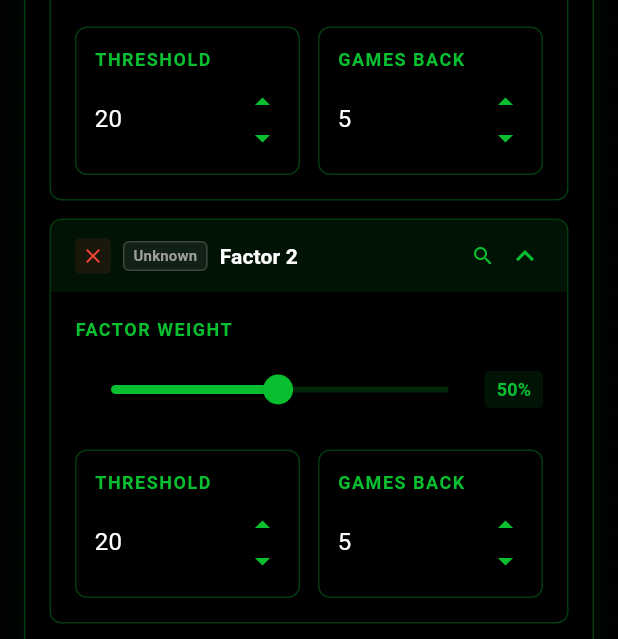
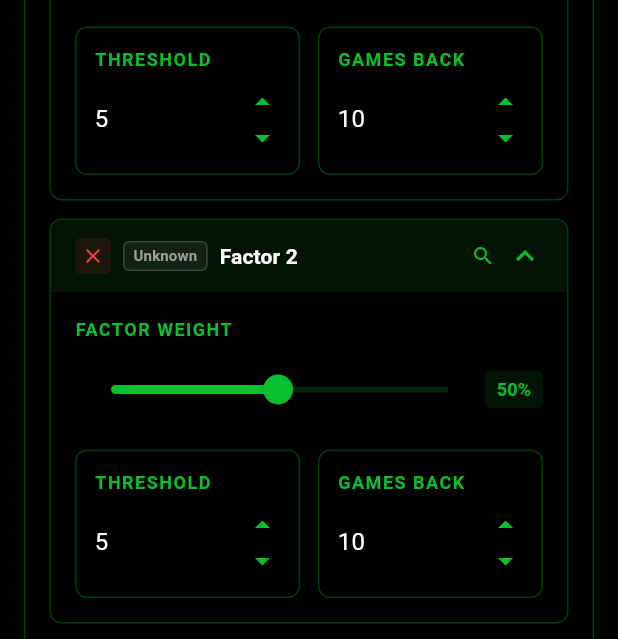
Before and after one commit to jwgillispie/sysan, a Flutter app: the _SystemCreationView screen opened directly, scrolled down 268 dp, on a phone screen of 412 x 824 dp. Shown: the part 332-971 px from the top of the screen. Run offline on Flutter 3.47's test engine with Material 3 defaults, Android fonts, the phone set to English and light mode, and no system bars; our stand-ins replace bloc, cloud_firestore, equatable, firebase_core, fl_chart, flutter_bloc and 5 more; accounts and stored records are empty; network calls fail.

Commit message:
updating factor threshold with unit mapping

```diff
--- a/upsilon_sa/lib/features/systems_creation/bloc/system_creation_bloc.dart
+++ b/upsilon_sa/lib/features/systems_creation/bloc/system_creation_bloc.dart
@@ -105,7 +105,10 @@ class SystemsCreationBloc
   final factors = List<Factor>.from(state.factors);
   final index = factors.indexWhere((factor) => factor.id == event.factorId);
   if (index != -1) {
-      factors[index] = factors[index].copyWith(name: event.name);
+    factors[index] = factors[index].copyWith(
+      name: event.name,
+      unit: event.unit, // Update unit
+    );
     emit(state.copyWith(factors: factors));
   }
 }
--- a/upsilon_sa/lib/features/systems_creation/bloc/system_creation_event.dart
+++ b/upsilon_sa/lib/features/systems_creation/bloc/system_creation_event.dart
@@ -93,13 +93,13 @@ class UpdateFactorGamesBack extends SystemsCreationEvent {
 class UpdateFactorName extends SystemsCreationEvent {
   final int factorId;
   final String name;
+  final String unit; // Add unit
 
-  const UpdateFactorName(this.factorId, this.name);
+  const UpdateFactorName(this.factorId, this.name, this.unit);
 
   @override
-  List<Object?> get props => [factorId, name];
+  List<Object?> get props => [factorId, name, unit];
 }
-
 class CreateSystem extends SystemsCreationEvent {
   const CreateSystem();
 }
--- a/upsilon_sa/lib/features/systems_creation/models/factor_model.dart
+++ b/upsilon_sa/lib/features/systems_creation/models/factor_model.dart
@@ -1,34 +1,42 @@
 // lib/features/systems_creation/models/factor_model.dart
-
 class Factor {
   final int id;
-  String name;
-  double weight;
-  bool expanded;
-  int threshold;
-  int gamesBack;
+  final String name;
+  final String category;
+  final String unit; // Add this field
+  final bool expanded;
+  final double weight;
+  final int threshold;
+  final int gamesBack;
 
-  Factor({
+  const Factor({
     required this.id,
     required this.name,
+    this.category = 'Uncategorized',
+    this.unit = '', // Default empty unit
+    this.expanded = false,
     this.weight = 50.0,
-    this.expanded = false,
-    this.threshold = 20,
-    this.gamesBack = 5,
+    this.threshold = 5,
+    this.gamesBack = 10,
   });
 
   Factor copyWith({
+    int? id,
     String? name,
+    String? category,
+    String? unit,
+    bool? expanded,
     double? weight,
-    bool? expanded,
     int? threshold,
     int? gamesBack,
   }) {
     return Factor(
-      id: this.id,
+      id: id ?? this.id,
       name: name ?? this.name,
+      category: category ?? this.category,
+      unit: unit ?? this.unit,
+      expanded: expanded ?? this.expanded,
       weight: weight ?? this.weight,
-      expanded: expanded ?? this.expanded,
       threshold: threshold ?? this.threshold,
       gamesBack: gamesBack ?? this.gamesBack,
     );
--- a/upsilon_sa/lib/features/systems_creation/ui/systems_creation_page.dart
+++ b/upsilon_sa/lib/features/systems_creation/ui/systems_creation_page.dart
@@ -36,26 +36,81 @@ class _SystemCreationViewState extends State<_SystemCreationView>
 
   // Sample predefined factors - in a real app, this would come from a repository
   static final List<Map<String, dynamic>> availableFactors = [
-    {'id': 1, 'name': 'Points Per Game', 'category': 'Offense'},
-    {'id': 2, 'name': 'Field Goal %', 'category': 'Offense'},
-    {'id': 3, 'name': 'Three Point %', 'category': 'Offense'},
-    {'id': 4, 'name': 'Free Throw %', 'category': 'Offense'},
-    {'id': 5, 'name': 'Rebounds Per Game', 'category': 'Defense'},
-    {'id': 6, 'name': 'Assists Per Game', 'category': 'Offense'},
-    {'id': 7, 'name': 'Steals Per Game', 'category': 'Defense'},
-    {'id': 8, 'name': 'Blocks Per Game', 'category': 'Defense'},
-    {'id': 9, 'name': 'Turnovers Per Game', 'category': 'Offense'},
-    {'id': 10, 'name': 'Player Efficiency Rating', 'category': 'Advanced'},
-    {'id': 11, 'name': 'True Shooting %', 'category': 'Advanced'},
-    {'id': 12, 'name': 'Win Shares', 'category': 'Advanced'},
-    {'id': 13, 'name': 'Box Plus/Minus', 'category': 'Advanced'},
-    {'id': 14, 'name': 'Value Over Replacement', 'category': 'Advanced'},
-    {'id': 15, 'name': 'Team Pace', 'category': 'Team'},
-    {'id': 16, 'name': 'Team Offensive Rating', 'category': 'Team'},
-    {'id': 17, 'name': 'Team Defensive Rating', 'category': 'Team'},
-    {'id': 18, 'name': 'Net Rating', 'category': 'Team'},
-    {'id': 19, 'name': 'Home Court Advantage', 'category': 'Context'},
-    {'id': 20, 'name': 'Days of Rest', 'category': 'Context'},
+    {
+      'id': 1,
+      'name': 'Points Per Game',
+      'category': 'Offense',
+      'unit': 'points'
+    },
+    {'id': 2, 'name': 'Field Goal %', 'category': 'Offense', 'unit': '%'},
+    {'id': 3, 'name': 'Three Point %', 'category': 'Offense', 'unit': '%'},
+    {'id': 4, 'name': 'Free Throw %', 'category': 'Offense', 'unit': '%'},
+    {
+      'id': 5,
+      'name': 'Rebounds Per Game',
+      'category': 'Defense',
+      'unit': 'rebounds'
+    },
+    {
+      'id': 6,
+      'name': 'Assists Per Game',
+      'category': 'Offense',
+      'unit': 'assists'
+    },
+    {
+      'id': 7,
+      'name': 'Steals Per Game',
+      'category': 'Defense',
+      'unit': 'steals'
+    },
+    {
+      'id': 8,
+      'name': 'Blocks Per Game',
+      'category': 'Defense',
+      'unit': 'blocks'
+    },
+    {
+      'id': 9,
+      'name': 'Turnovers Per Game',
+      'category': 'Offense',
+      'unit': 'turnovers'
+    },
+    {
+      'id': 10,
+      'name': 'Player Efficiency Rating',
+      'category': 'Advanced',
+      'unit': 'rating'
+    },
+    {'id': 11, 'name': 'True Shooting %', 'category': 'Advanced', 'unit': '%'},
+    {'id': 12, 'name': 'Win Shares', 'category': 'Advanced', 'unit': 'WS'},
+    {'id': 13, 'name': 'Box Plus/Minus', 'category': 'Advanced', 'unit': 'BPM'},
+    {
+      'id': 14,
+      'name': 'Value Over Replacement',
+      'category': 'Advanced',
+      'unit': 'VORP'
+    },
+    {'id': 15, 'name': 'Team Pace', 'category': 'Team', 'unit': 'possessions'},
+    {
+      'id': 16,
+      'name': 'Team Offensive Rating',
+      'category': 'Team',
+      'unit': 'ORTG'
+    },
+    {
+      'id': 17,
+      'name': 'Team Defensive Rating',
+      'category': 'Team',
+      'unit': 'DRTG'
+    },
+    {'id': 18, 'name': 'Net Rating', 'category': 'Team', 'unit': 'NetRTG'},
+    {
+      'id': 19,
+      'name': 'Home Court Advantage',
+      'category': 'Context',
+      'unit': 'points'
+    },
+    {'id': 20, 'name': 'Days of Rest', 'category': 'Context', 'unit': 'days'},
   ];
 
   late AnimationController _animationController;
@@ -433,15 +488,16 @@ class _SystemCreationViewState extends State<_SystemCreationView>
       ),
     );
   }
-
 Widget _buildFactorCard(BuildContext context, Factor factor) {
   final primaryColor = Theme.of(context).colorScheme.primary;
 
-    // Find the category for the current factor
+  // Find the category and unit for the current factor
   String currentCategory = 'Unknown';
+  String currentUnit = '';
   for (var f in availableFactors) {
     if (f['name'] == factor.name) {
       currentCategory = f['category'];
+      currentUnit = f['unit'] ?? '';
       break;
     }
   }
@@ -464,7 +520,7 @@ class _SystemCreationViewState extends State<_SystemCreationView>
           padding: const EdgeInsets.symmetric(horizontal: 16, vertical: 12),
           decoration: BoxDecoration(
             color: primaryColor.withOpacity(0.1),
-              borderRadius: BorderRadius.only(
+            borderRadius: const BorderRadius.only(
               topLeft: Radius.circular(8),
               topRight: Radius.circular(8),
             ),
@@ -506,8 +562,7 @@ class _SystemCreationViewState extends State<_SystemCreationView>
                           children: [
                             // Category indicator
                             Container(
-                                padding: const EdgeInsets.symmetric(
-                                    horizontal: 6, vertical: 2),
+                              padding: const EdgeInsets.symmetric(horizontal: 6, vertical: 2),
                               margin: const EdgeInsets.only(right: 8),
                               decoration: BoxDecoration(
                                 color: categoryColor.withOpacity(0.1),
@@ -563,9 +618,7 @@ class _SystemCreationViewState extends State<_SystemCreationView>
                       .add(ToggleFactorExpansion(factor.id));
                 },
                 child: Icon(
-                    factor.expanded
-                        ? Icons.keyboard_arrow_up
-                        : Icons.keyboard_arrow_down,
+                  factor.expanded ? Icons.keyboard_arrow_up : Icons.keyboard_arrow_down,
                   color: primaryColor,
                 ),
               ),
@@ -614,8 +667,7 @@ class _SystemCreationViewState extends State<_SystemCreationView>
                       ),
                     ),
                     Container(
-                        padding: const EdgeInsets.symmetric(
-                            horizontal: 8, vertical: 4),
+                      padding: const EdgeInsets.symmetric(horizontal: 8, vertical: 4),
                       decoration: BoxDecoration(
                         color: primaryColor.withOpacity(0.1),
                         borderRadius: BorderRadius.circular(4),
@@ -644,6 +696,7 @@ class _SystemCreationViewState extends State<_SystemCreationView>
                               .read<SystemsCreationBloc>()
                               .add(UpdateFactorThreshold(factor.id, value));
                         },
+                        unit: currentUnit, // Only show unit for threshold
                       ),
                     ),
                     const SizedBox(width: 12),
@@ -657,6 +710,7 @@ class _SystemCreationViewState extends State<_SystemCreationView>
                               .read<SystemsCreationBloc>()
                               .add(UpdateFactorGamesBack(factor.id, value));
                         },
+                        // No unit for games back
                       ),
                     ),
                   ],
@@ -668,12 +722,12 @@ class _SystemCreationViewState extends State<_SystemCreationView>
     ),
   );
 }
-
   Widget _buildParameterInput(
   BuildContext context, {
   required String label,
   required int value,
   required Function(int) onChanged,
+  String? unit, // Make unit optional
 }) {
   final primaryColor = Theme.of(context).colorScheme.primary;
   final controller = TextEditingController(text: value.toString());
@@ -690,6 +744,8 @@ class _SystemCreationViewState extends State<_SystemCreationView>
     child: Column(
       crossAxisAlignment: CrossAxisAlignment.start,
       children: [
+        Row(
+          children: [
             Text(
               label,
               style: TextStyle(
@@ -698,6 +754,18 @@ class _SystemCreationViewState extends State<_SystemCreationView>
                 fontWeight: FontWeight.bold,
                 letterSpacing: 1,
               ),
+            ),
+            if (unit != null && unit.isNotEmpty) ...[
+              const SizedBox(width: 4),
+              Text(
+                '($unit)',
+                style: TextStyle(
+                  color: Colors.grey[400],
+                  fontSize: 10,
+                ),
+              ),
+            ],
+          ],
         ),
         const SizedBox(height: 8),
         Row(
@@ -753,7 +821,8 @@ class _SystemCreationViewState extends State<_SystemCreationView>
     ),
   );
 }
-void _showFactorSelectorForFactor(BuildContext context, Factor currentFactor) {
+  void _showFactorSelectorForFactor(
+      BuildContext context, Factor currentFactor) {
     final primaryColor = Theme.of(context).colorScheme.primary;
     final TextEditingController searchController = TextEditingController();
     List<Map<String, dynamic>> filteredFactors = [...availableFactors];
@@ -852,8 +921,14 @@ void _showFactorSelectorForFactor(BuildContext context, Factor currentFactor) {
                           } else {
                             filteredFactors = availableFactors
                                 .where((factor) =>
-                                  factor['name'].toString().toLowerCase().contains(value.toLowerCase()) ||
-                                  factor['category'].toString().toLowerCase().contains(value.toLowerCase()))
+                                    factor['name']
+                                        .toString()
+                                        .toLowerCase()
+                                        .contains(value.toLowerCase()) ||
+                                    factor['category']
+                                        .toString()
+                                        .toLowerCase()
+                                        .contains(value.toLowerCase()))
                                 .toList();
                           }
                         });
@@ -870,17 +945,22 @@ void _showFactorSelectorForFactor(BuildContext context, Factor currentFactor) {
                           ? ListView.builder(
                               itemCount: groupedFactors.keys.length,
                               itemBuilder: (context, categoryIndex) {
-                              String category = groupedFactors.keys.elementAt(categoryIndex);
-                              List<Map<String, dynamic>> categoryFactors = groupedFactors[category]!;
-                              Color categoryColor = _getCategoryColor(category);
+                                String category = groupedFactors.keys
+                                    .elementAt(categoryIndex);
+                                List<Map<String, dynamic>> categoryFactors =
+                                    groupedFactors[category]!;
+                                Color categoryColor =
+                                    _getCategoryColor(category);
 
                                 return Column(
                                   crossAxisAlignment: CrossAxisAlignment.start,
                                   children: [
                                     // Category header
                                     Container(
-                                    margin: const EdgeInsets.only(bottom: 8, top: 8),
-                                    padding: const EdgeInsets.symmetric(horizontal: 8, vertical: 4),
+                                      margin: const EdgeInsets.only(
+                                          bottom: 8, top: 8),
+                                      padding: const EdgeInsets.symmetric(
+                                          horizontal: 8, vertical: 4),
                                       decoration: BoxDecoration(
                                         color: categoryColor.withOpacity(0.1),
                                         borderRadius: BorderRadius.circular(4),
@@ -895,7 +975,8 @@ void _showFactorSelectorForFactor(BuildContext context, Factor currentFactor) {
                                       ),
                                     ),
                                     // Category factors
-                                  ...categoryFactors.map((factor) => _buildFactorItem(
+                                    ...categoryFactors
+                                        .map((factor) => _buildFactorItem(
                                               context,
                                               factor,
                                               currentFactor,
@@ -933,7 +1014,8 @@ void _showFactorSelectorForFactor(BuildContext context, Factor currentFactor) {
                     GestureDetector(
                       onTap: () => Navigator.of(context).pop(),
                       child: Container(
-                      padding: const EdgeInsets.symmetric(vertical: 12, horizontal: 24),
+                        padding: const EdgeInsets.symmetric(
+                            vertical: 12, horizontal: 24),
                         decoration: BoxDecoration(
                           color: primaryColor.withOpacity(0.1),
                           borderRadius: BorderRadius.circular(8),
@@ -959,24 +1041,26 @@ void _showFactorSelectorForFactor(BuildContext context, Factor currentFactor) {
       },
     );
   }
+
   Widget _buildFactorItem(
     BuildContext context,
     Map<String, dynamic> factor,
     Factor currentFactor,
     Color primaryColor,
-    SystemsCreationBloc bloc, // Add bloc parameter
+    SystemsCreationBloc bloc,
   ) {
     final String factorName = factor['name'];
+    final String unit = factor['unit'] ?? ''; // Get unit from factor
     final bool isSelected = currentFactor.name == factorName;
     final categoryColor = _getCategoryColor(factor['category']);
 
     return InkWell(
       onTap: () {
-        // Use the bloc directly instead of context.read
         bloc.add(
           UpdateFactorName(
             currentFactor.id,
             factorName,
+            unit, // Pass unit to the event
           ),
         );
         Navigator.of(context).pop();
```
Lines whose indentation alone changed are shown as unchanged.
